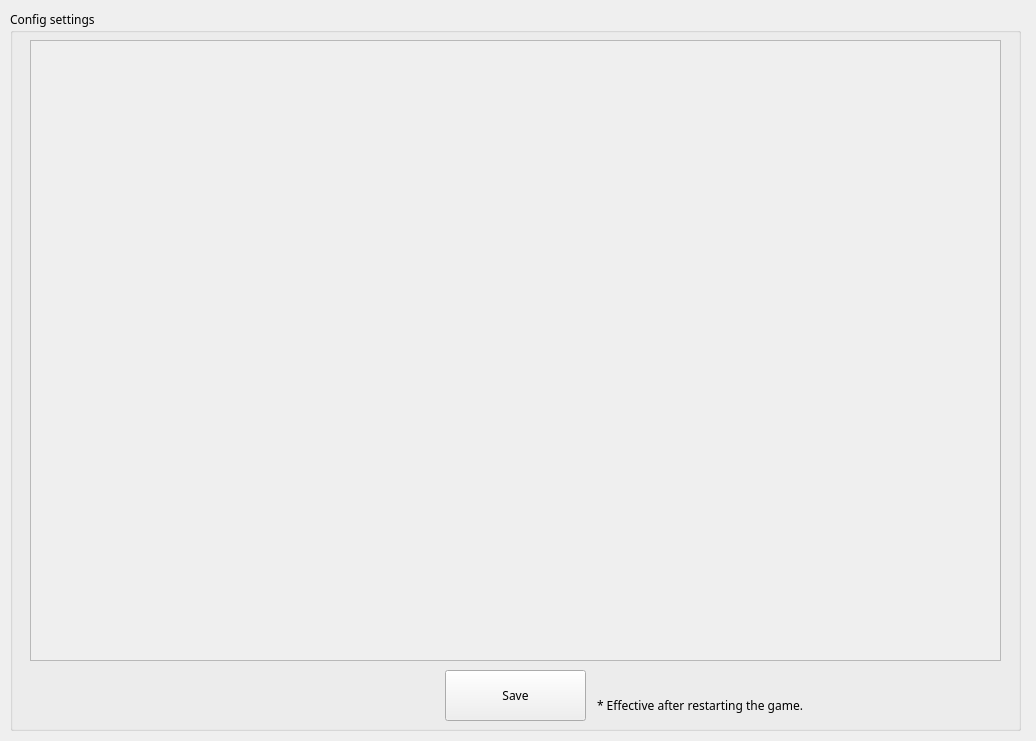
The window that gui/qtui/ui_config.ui (chinosk6/Trainers-Legend-G-External-Plugin) describes before a commit, drawn with Qt 5.
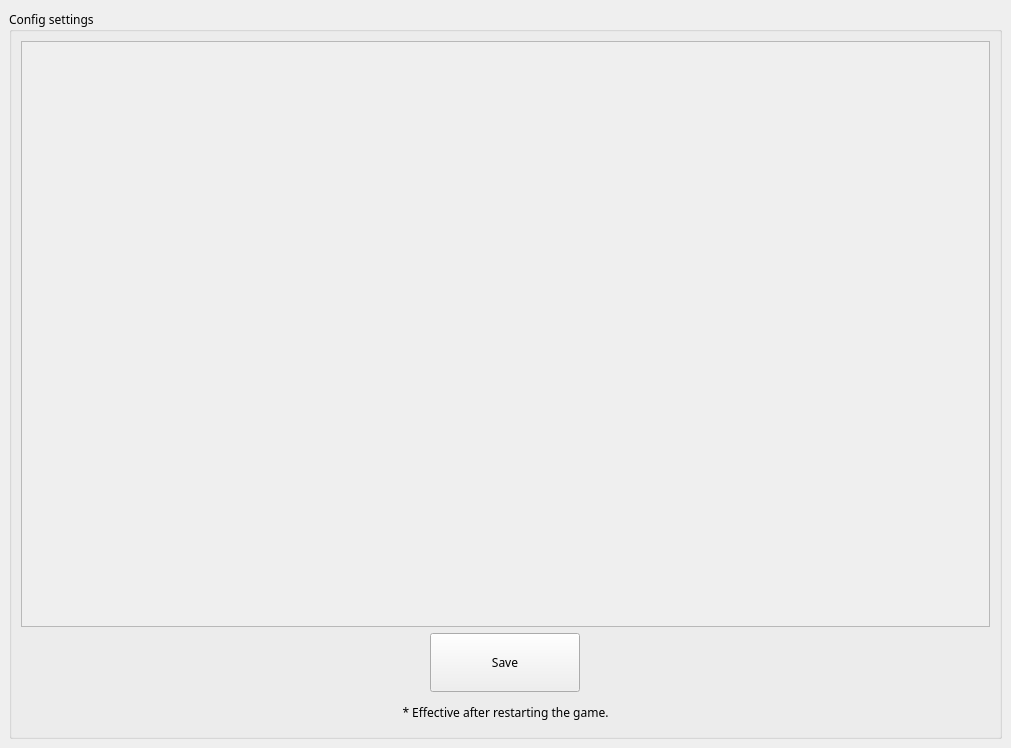
The same window after the commit.

```diff
--- a/gui/qtui/ui_config.ui
+++ b/gui/qtui/ui_config.ui
@@ -6,8 +6,8 @@
    <rect>
     <x>0</x>
     <y>0</y>
-    <width>1036</width>
-    <height>741</height>
+    <width>1011</width>
+    <height>748</height>
    </rect>
   </property>
   <property name="font">
@@ -19,27 +19,18 @@
    <string>config - Trainers-Legend-G</string>
   </property>
   <widget class="QWidget" name="centralwidget">
+   <layout class="QVBoxLayout" name="verticalLayout">
+    <item>
    <widget class="QGroupBox" name="groupBox">
-    <property name="geometry">
-     <rect>
-      <x>10</x>
-      <y>10</y>
-      <width>1011</width>
-      <height>721</height>
-     </rect>
-    </property>
     <property name="title">
      <string>Config settings</string>
     </property>
+      <property name="alignment">
+       <set>Qt::AlignLeading|Qt::AlignLeft|Qt::AlignVCenter</set>
+      </property>
+      <layout class="QVBoxLayout" name="verticalLayout_2" stretch="20,2,1">
+       <item>
     <widget class="QScrollArea" name="scrollArea_config">
-     <property name="geometry">
-      <rect>
-       <x>20</x>
-       <y>30</y>
-       <width>971</width>
-       <height>621</height>
-      </rect>
-     </property>
      <property name="widgetResizable">
       <bool>true</bool>
      </property>
@@ -48,39 +39,44 @@
        <rect>
         <x>0</x>
         <y>0</y>
-        <width>969</width>
-        <height>619</height>
+            <width>963</width>
+            <height>579</height>
        </rect>
       </property>
      </widget>
     </widget>
+       </item>
+       <item>
+        <layout class="QHBoxLayout" name="horizontalLayout">
+         <item>
     <widget class="QPushButton" name="pushButton_save">
-     <property name="geometry">
-      <rect>
-       <x>435</x>
-       <y>660</y>
-       <width>141</width>
-       <height>51</height>
-      </rect>
+           <property name="maximumSize">
+            <size>
+             <width>150</width>
+             <height>10000</height>
+            </size>
      </property>
      <property name="text">
       <string>Save</string>
      </property>
     </widget>
+         </item>
+        </layout>
+       </item>
+       <item>
     <widget class="QLabel" name="label">
-     <property name="geometry">
-      <rect>
-       <x>587</x>
-       <y>680</y>
-       <width>411</width>
-       <height>31</height>
-      </rect>
-     </property>
      <property name="text">
       <string>* Effective after restarting the game.</string>
      </property>
-    </widget>
-   </widget>
+         <property name="alignment">
+          <set>Qt::AlignCenter</set>
+         </property>
+        </widget>
+       </item>
+      </layout>
+     </widget>
+    </item>
+   </layout>
   </widget>
  </widget>
  <resources/>
```
Lines whose indentation alone changed are shown as unchanged.
